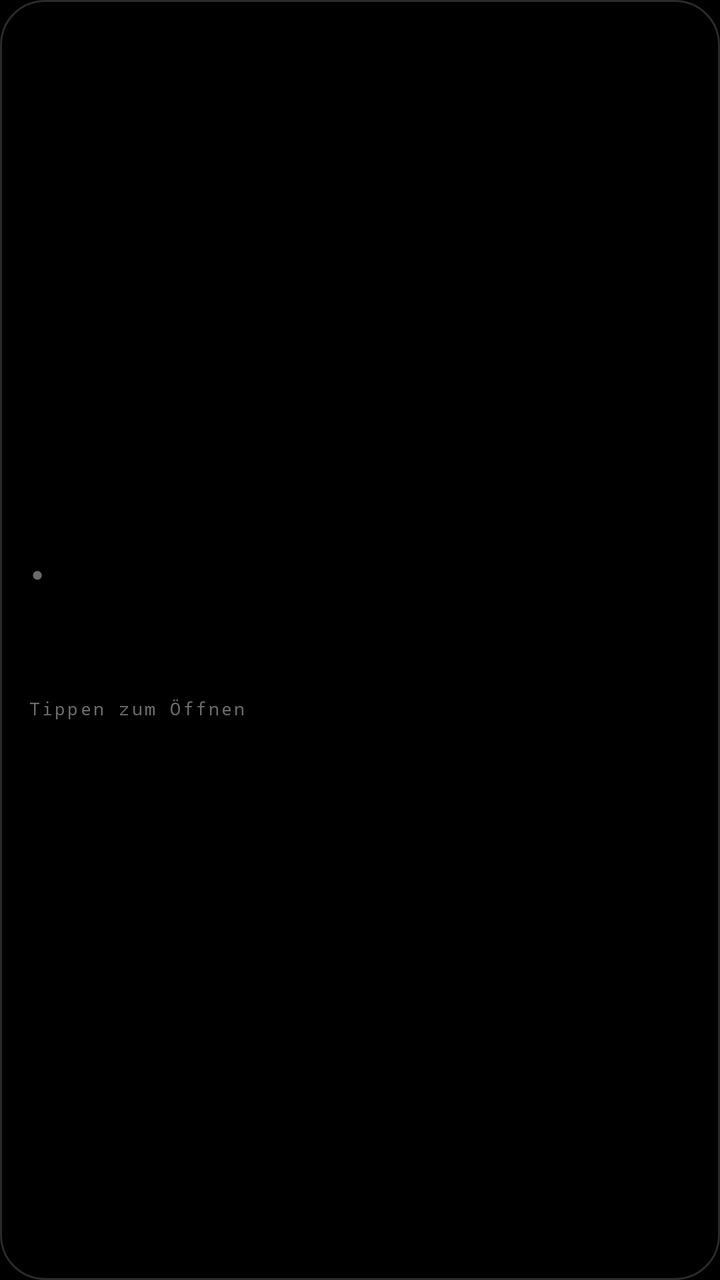
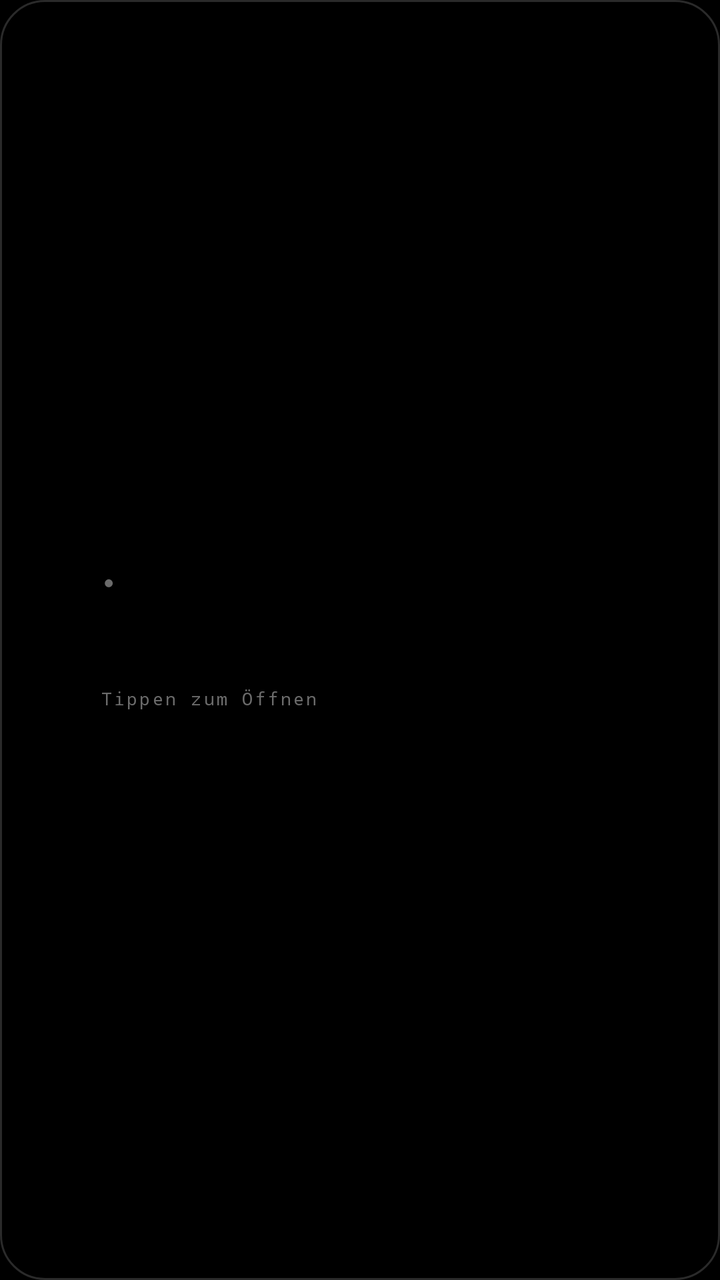

Compare the two renders of this Android layout. The source of the first and the diff that turns it into the second are given below.
<!-- AndroidManifest.xml: application theme Theme.LinkWidget -->
<!-- res/layout/widget_link.xml -->
<?xml version="1.0" encoding="utf-8"?>
<LinearLayout xmlns:android="http://schemas.android.com/apk/res/android"
    android:id="@+id/widget_root"
    android:layout_width="match_parent"
    android:layout_height="match_parent"
    android:background="@drawable/widget_background"
    android:gravity="center_vertical"
    android:orientation="vertical"
    android:padding="14dp">

    <TextView
        android:id="@+id/widget_dot"
        android:layout_width="wrap_content"
        android:layout_height="wrap_content"
        android:layout_marginBottom="8dp"
        android:fontFamily="monospace"
        android:letterSpacing="0.35"
        android:text="●"
        android:textColor="@color/nothing_dim"
        android:textSize="10sp" />

    <TextView
        android:id="@+id/widget_title"
        android:layout_width="match_parent"
        android:layout_height="wrap_content"
        android:ellipsize="end"
        android:fontFamily="sans-serif-medium"
        android:letterSpacing="0.02"
        android:maxLines="2"
        android:textColor="@color/nothing_white"
        android:textSize="16sp" />

    <TextView
        android:id="@+id/widget_url"
        android:layout_width="match_parent"
        android:layout_height="wrap_content"
        android:layout_marginTop="3dp"
        android:ellipsize="middle"
        android:fontFamily="monospace"
        android:maxLines="1"
        android:textColor="@color/nothing_grey"
        android:textSize="10sp" />

    <TextView
        android:id="@+id/widget_hint"
        android:layout_width="match_parent"
        android:layout_height="wrap_content"
        android:layout_marginTop="8dp"
        android:fontFamily="monospace"
        android:letterSpacing="0.12"
        android:text="@string/widget_hint"
        android:textColor="@color/nothing_dim"
        android:textSize="9sp" />

</LinearLayout>
<!-- resources referenced by this layout -->
<resources>
  <color name="nothing_dim">#FF6B6B6B</color>
  <color name="nothing_grey">#FF9A9A9A</color>
  <color name="nothing_white">#FFFFFFFF</color>
  <!-- drawable widget_background (drawable) -->
  <?xml version="1.0" encoding="utf-8"?>
  <layer-list xmlns:android="http://schemas.android.com/apk/res/android">
  
      <item>
          <shape android:shape="rectangle">
              <solid android:color="@color/nothing_black" />
              <corners android:radius="22dp" />
              <stroke
                  android:width="1dp"
                  android:color="@color/nothing_outline" />
          </shape>
      </item>
  
  </layer-list>
  <string name="widget_hint">Tippen zum Öffnen</string>
  <style name="Theme.LinkWidget" parent="Theme.AppCompat.DayNight.NoActionBar">
          <item name="android:windowBackground">@color/nothing_black</item>
          <item name="android:colorBackground">@color/nothing_black</item>
          <item name="android:textColorPrimary">@color/nothing_white</item>
          <item name="android:textColorSecondary">@color/nothing_grey</item>
          <item name="colorAccent">@color/nothing_accent</item>
          <item name="colorPrimary">@color/nothing_accent</item>
          <item name="android:statusBarColor">@color/nothing_black</item>
          <item name="android:navigationBarColor">@color/nothing_black</item>
          <item name="android:windowLightStatusBar">false</item>
      </style>
  <color name="nothing_black">#FF000000</color>
  <color name="nothing_outline">#FF2A2A2A</color>
  <color name="nothing_accent">#FFFFFFFF</color>
</resources>

<!-- the commit's change to res/layout/widget_link.xml (unified diff, before → after) -->
@@ -5,51 +5,67 @@
     android:layout_height="match_parent"
     android:background="@drawable/widget_background"
     android:gravity="center_vertical"
-    android:orientation="vertical"
-    android:padding="14dp">
+    android:orientation="horizontal"
+    android:padding="12dp">
 
-    <TextView
-        android:id="@+id/widget_dot"
-        android:layout_width="wrap_content"
+    <ImageView
+        android:id="@+id/widget_icon"
+        android:layout_width="28dp"
+        android:layout_height="28dp"
+        android:layout_marginEnd="10dp"
+        android:contentDescription="@string/widget_icon_desc"
+        android:scaleType="fitCenter" />
+
+    <LinearLayout
+        android:layout_width="0dp"
         android:layout_height="wrap_content"
-        android:layout_marginBottom="8dp"
-        android:fontFamily="monospace"
-        android:letterSpacing="0.35"
-        android:text="●"
-        android:textColor="@color/nothing_dim"
-        android:textSize="10sp" />
+        android:layout_weight="1"
+        android:orientation="vertical">
 
-    <TextView
-        android:id="@+id/widget_title"
-        android:layout_width="match_parent"
-        android:layout_height="wrap_content"
-        android:ellipsize="end"
-        android:fontFamily="sans-serif-medium"
-        android:letterSpacing="0.02"
-        android:maxLines="2"
-        android:textColor="@color/nothing_white"
-        android:textSize="16sp" />
+        <TextView
+            android:id="@+id/widget_dot"
+            android:layout_width="wrap_content"
+            android:layout_height="wrap_content"
+            android:layout_marginBottom="4dp"
+            android:fontFamily="monospace"
+            android:letterSpacing="0.35"
+            android:text="●"
+            android:textColor="@color/nothing_dim"
+            android:textSize="9sp" />
 
-    <TextView
-        android:id="@+id/widget_url"
-        android:layout_width="match_parent"
-        android:layout_height="wrap_content"
-        android:layout_marginTop="3dp"
-        android:ellipsize="middle"
-        android:fontFamily="monospace"
-        android:maxLines="1"
-        android:textColor="@color/nothing_grey"
-        android:textSize="10sp" />
+        <TextView
+            android:id="@+id/widget_title"
+            android:layout_width="match_parent"
+            android:layout_height="wrap_content"
+            android:ellipsize="end"
+            android:fontFamily="sans-serif-medium"
+            android:letterSpacing="0.02"
+            android:maxLines="2"
+            android:textColor="@color/nothing_white"
+            android:textSize="15sp" />
 
-    <TextView
-        android:id="@+id/widget_hint"
-        android:layout_width="match_parent"
-        android:layout_height="wrap_content"
-        android:layout_marginTop="8dp"
-        android:fontFamily="monospace"
-        android:letterSpacing="0.12"
-        android:text="@string/widget_hint"
-        android:textColor="@color/nothing_dim"
-        android:textSize="9sp" />
+        <TextView
+            android:id="@+id/widget_url"
+            android:layout_width="match_parent"
+            android:layout_height="wrap_content"
+            android:layout_marginTop="2dp"
+            android:ellipsize="middle"
+            android:fontFamily="monospace"
+            android:maxLines="1"
+            android:textColor="@color/nothing_grey"
+            android:textSize="10sp" />
+
+        <TextView
+            android:id="@+id/widget_hint"
+            android:layout_width="match_parent"
+            android:layout_height="wrap_content"
+            android:layout_marginTop="6dp"
+            android:fontFamily="monospace"
+            android:letterSpacing="0.12"
+            android:text="@string/widget_hint"
+            android:textColor="@color/nothing_dim"
+            android:textSize="9sp" />
+
+    </LinearLayout>
 
 </LinearLayout>
<!-- resource entries referenced after the edit -->
@@ -19,6 +19,7 @@
   
   </layer-list>
   <string name="widget_hint">Tippen zum Öffnen</string>
+  <string name="widget_icon_desc">Favicon der Website</string>
   <style name="Theme.LinkWidget" parent="Theme.AppCompat.DayNight.NoActionBar">
           <item name="android:windowBackground">@color/nothing_black</item>
           <item name="android:colorBackground">@color/nothing_black</item>
